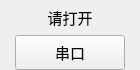
The window that Base-Fab/Base-Fab/common/serialport/serialstatuswid.ui (ChinaClever/ScalePoint) describes before a commit, drawn with Qt 5.
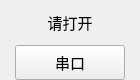
The same window after the commit.

```diff
--- a/Base-Fab/Base-Fab/common/serialport/serialstatuswid.ui
+++ b/Base-Fab/Base-Fab/common/serialport/serialstatuswid.ui
@@ -7,7 +7,7 @@
     <x>0</x>
     <y>0</y>
     <width>140</width>
-    <height>70</height>
+    <height>80</height>
    </rect>
   </property>
   <property name="maximumSize">
```
